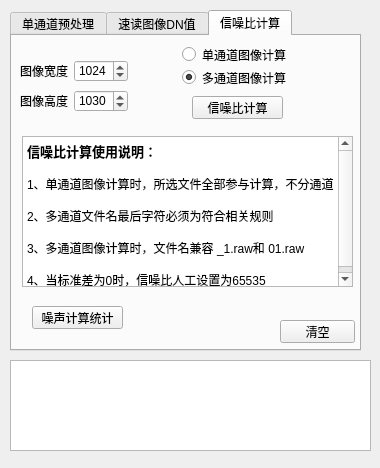
Old version of the form gui.ui in the repository angel263wy/Img_preprocess.
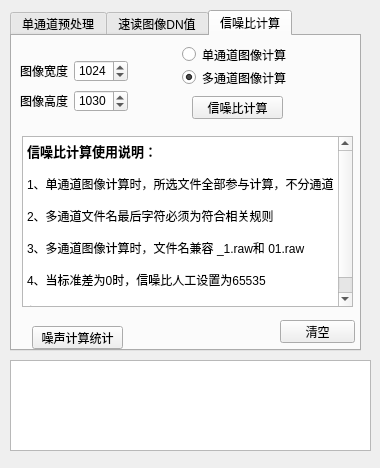
New version of the form.

Commit message: 噪声计算新增功能 默认选择文件夹，在文件夹内找RAW文件后进行计算 如果找不到RAW文件，则弹出对话框可选手动进行选择文件

Diff of the .ui file:
```diff
--- a/gui.ui
+++ b/gui.ui
@@ -705,7 +705,7 @@
        <x>10</x>
        <y>100</y>
        <width>331</width>
-       <height>151</height>
+       <height>171</height>
       </rect>
      </property>
      <property name="html">
@@ -721,7 +721,9 @@
 &lt;p style=&quot;-qt-paragraph-type:empty; margin-top:0px; margin-bottom:0px; margin-left:0px; margin-right:0px; -qt-block-indent:0; text-indent:0px;&quot;&gt;&lt;br /&gt;&lt;/p&gt;
 &lt;p style=&quot; margin-top:0px; margin-bottom:0px; margin-left:0px; margin-right:0px; -qt-block-indent:0; text-indent:0px;&quot;&gt;3、多通道图像计算时，文件名兼容 _1.raw和 01.raw&lt;/p&gt;
 &lt;p style=&quot;-qt-paragraph-type:empty; margin-top:0px; margin-bottom:0px; margin-left:0px; margin-right:0px; -qt-block-indent:0; text-indent:0px;&quot;&gt;&lt;br /&gt;&lt;/p&gt;
-&lt;p style=&quot; margin-top:0px; margin-bottom:0px; margin-left:0px; margin-right:0px; -qt-block-indent:0; text-indent:0px;&quot;&gt;4、当标准差为0时，信噪比人工设置为65535&lt;/p&gt;&lt;/body&gt;&lt;/html&gt;</string>
+&lt;p style=&quot; margin-top:0px; margin-bottom:0px; margin-left:0px; margin-right:0px; -qt-block-indent:0; text-indent:0px;&quot;&gt;4、当标准差为0时，信噪比人工设置为65535&lt;/p&gt;
+&lt;p style=&quot;-qt-paragraph-type:empty; margin-top:0px; margin-bottom:0px; margin-left:0px; margin-right:0px; -qt-block-indent:0; text-indent:0px;&quot;&gt;&lt;br /&gt;&lt;/p&gt;
+&lt;p style=&quot; margin-top:0px; margin-bottom:0px; margin-left:0px; margin-right:0px; -qt-block-indent:0; text-indent:0px;&quot;&gt;信噪比计算统计:选择目录时选到RAW_ImageData上一层&lt;/p&gt;&lt;/body&gt;&lt;/html&gt;</string>
      </property>
     </widget>
     <widget class="QPushButton" name="pushButton_snr_open">
@@ -773,7 +775,7 @@
      <property name="geometry">
       <rect>
        <x>20</x>
-       <y>270</y>
+       <y>290</y>
        <width>91</width>
        <height>23</height>
       </rect>
```
The commit also changes 2 other files.
